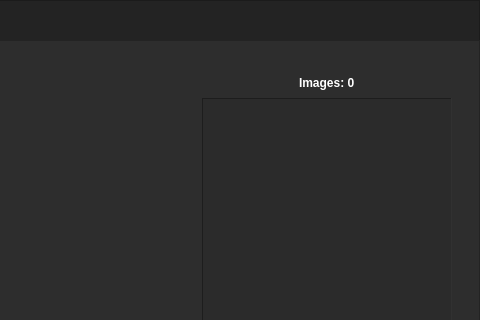
Old version of the form ui/new_ui/ui_main2.ui in the repository Mohamab29/ProjectFrac; both pictures show x 520 to 1000 and y 0 to 320 of the 1000 by 717 pixel window.
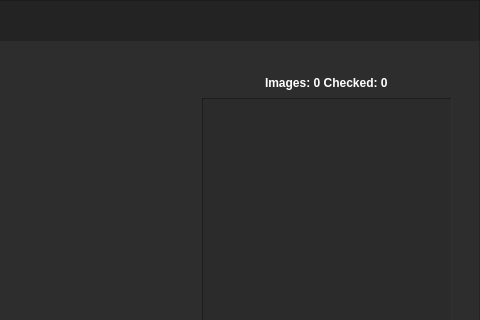
New version of the form.

Commit message: fixing the visiability of the buttons

```diff
--- a/ui/new_ui/ui_main2.ui
+++ b/ui/new_ui/ui_main2.ui
@@ -441,7 +441,7 @@
                        <string notr="true">QLabel {color: rgb(255, 255, 255)}</string>
                       </property>
                       <property name="text">
-                       <string>Images: 0</string>
+                       <string>Images: 0 Checked: 0</string>
                       </property>
                      </widget>
                     </item>
```
The commit also changes 2 other files.
